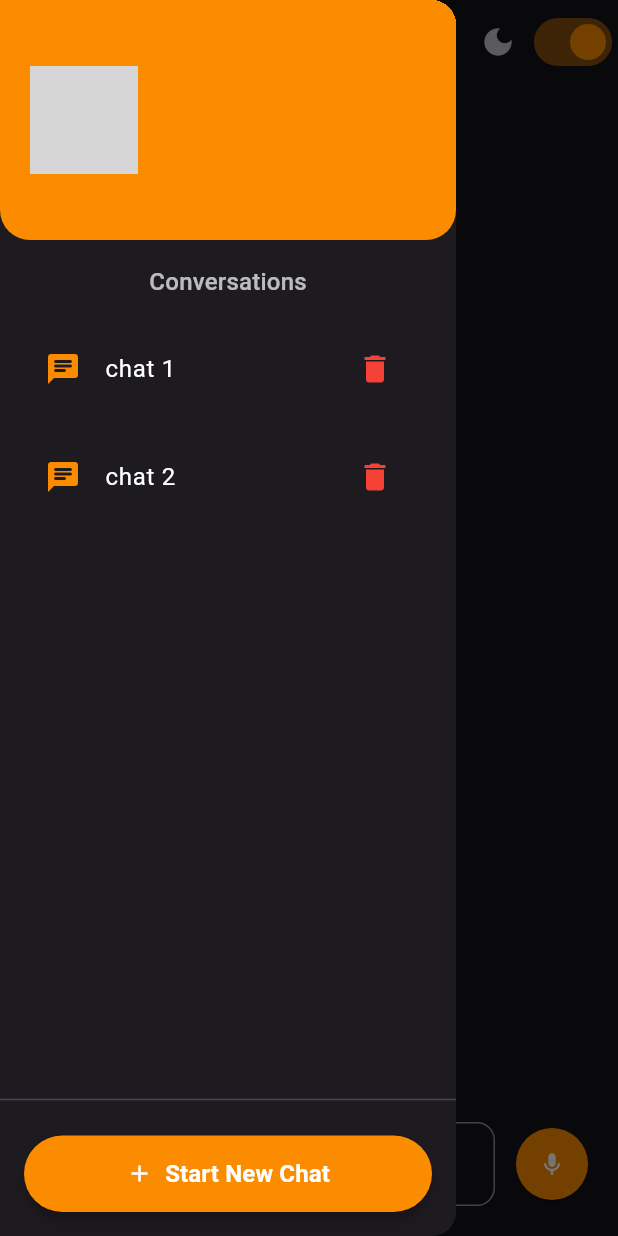
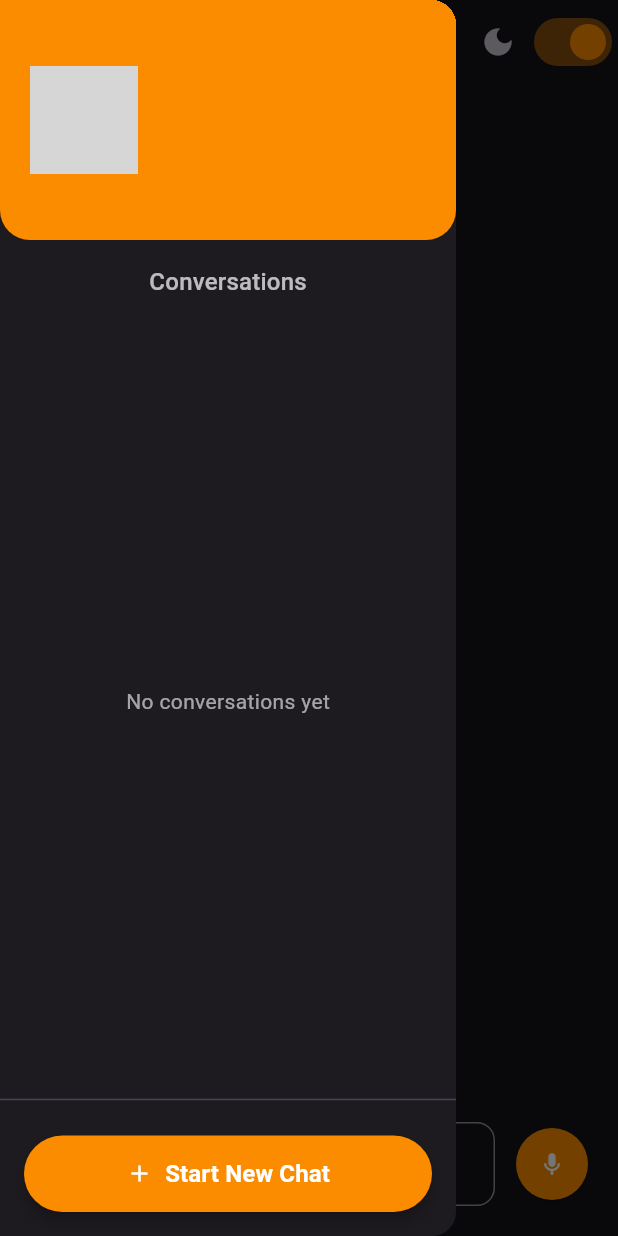
Before and after one commit to Vivekvampyr/oshoVaani_frontEnd, a Flutter app: the ChatScreen screen opened directly, with the side drawer open, on a phone screen of 412 x 824 dp. Run offline on Flutter 3.47's test engine with Material 3 defaults, Android fonts, the phone set to English and light mode, and no system bars; our stand-ins replace flutter_riverpod, image_picker, shared_preferences, speech_to_text; accounts and stored records are empty; grey boxes are pictures that could not be loaded.

Commit message:
Added chat history functionality

```diff
--- a/lib/chat_screen.dart
+++ b/lib/chat_screen.dart
@@ -1,23 +1,32 @@
 import 'package:flutter/material.dart';
 import 'package:flutter_riverpod/flutter_riverpod.dart';
+import 'package:oshovaani/providers/chat_history_provider.dart';
 import 'package:oshovaani/providers/chats_provider.dart';
 import 'package:oshovaani/widgets/chat_item.dart';
 import 'package:oshovaani/widgets/chat_sidebar.dart';
 import 'package:oshovaani/widgets/my_app_bar.dart';
 import 'package:oshovaani/widgets/text_and_voice_filed.dart';
 
-class ChatScreen extends StatelessWidget {
+class ChatScreen extends ConsumerWidget {
   const ChatScreen({super.key});
 
   @override
-  Widget build(BuildContext context) {
+  Widget build(BuildContext context, WidgetRef ref) {
+    final chatHistory = ref.watch(chatHistoryProvider);
+
     return Scaffold(
       appBar: const MyAppBar(),
       drawer: ChatSidebar(
-        onDeleteChat: (p0) {},
-        chatHistory: const ['chat 1', 'chat 2'],
-        onNewChat: () => print('New chat started'),
-        onSelectChat: (chat) => print('Selected chat: $chat'),
+        chatHistory: chatHistory,
+        onNewChat: () {
+          ref.read(chatHistoryProvider.notifier).addChat("New Chat");
+        },
+        onDeleteChat: (chat) {
+          ref.read(chatHistoryProvider.notifier).deleteChat(chat);
+        },
+        onSelectChat: (chat) {
+          print('Selected chat: $chat'); // Replace this with navigation logic
+        },
       ),
       body: Column(
         children: [
```
Also changed, not shown: lib/providers/chat_history_provider.dart (added, +38 -0 lines), 13 other files.
